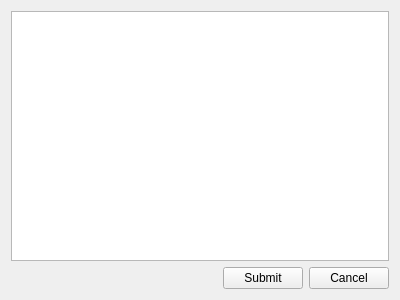
Before: the Qt Designer form ShowData.ui in xhcgit/-, drawn with Qt 5.
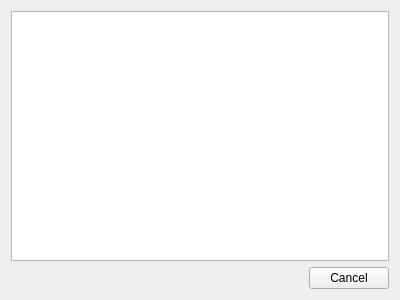
After: the same form once the commit is applied.

What changed in the file:
```diff
--- a/ShowData.ui
+++ b/ShowData.ui
@@ -14,7 +14,7 @@
    <string>浏览数据</string>
   </property>
   <layout class="QGridLayout" name="gridLayout">
-   <item row="0" column="0" colspan="3">
+   <item row="0" column="0" colspan="2">
     <widget class="QTableView" name="tableView"/>
    </item>
    <item row="1" column="0">
@@ -31,13 +31,6 @@
     </spacer>
    </item>
    <item row="1" column="1">
-    <widget class="QPushButton" name="ButtonSubmit">
-     <property name="text">
-      <string>Submit</string>
-     </property>
-    </widget>
-   </item>
-   <item row="1" column="2">
     <widget class="QPushButton" name="ButtonCancel">
      <property name="text">
       <string>Cancel</string>
```
